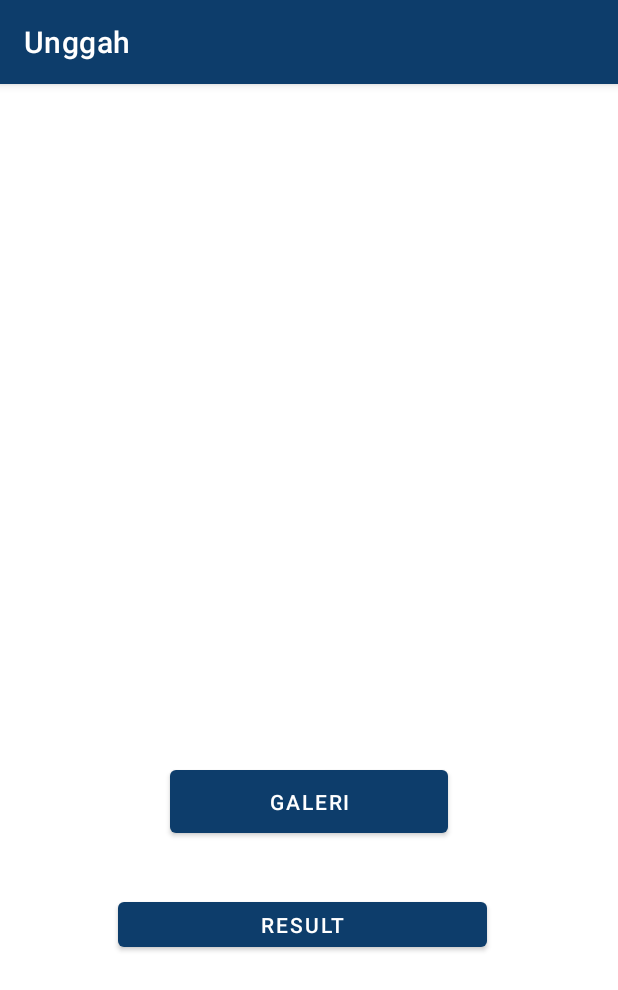
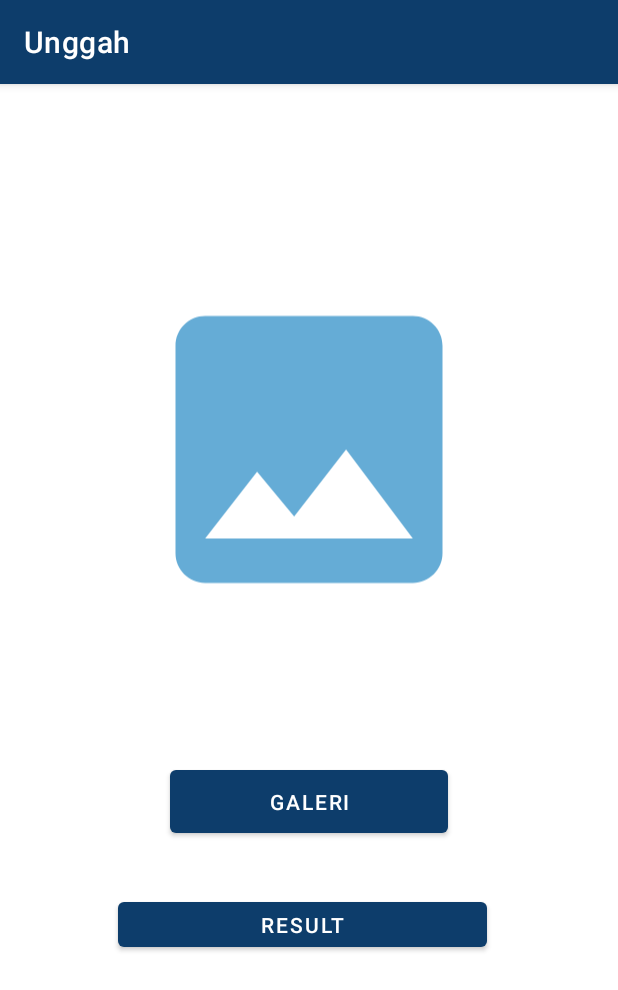
Before and after one commit to ridhoabdi/Capstone-Bangkit, an Android app: the UploadActivity screen opened directly, with no data from a screen before it, on a phone screen of 412 x 824 dp. Shown: the top 990 px of the screen. Run offline under Robolectric (Android 15) with nearby library versions, the phone set to English and light mode, and no system bars; pictures from the network do not load.

Commit message:
new update

```diff
--- a/app/src/main/res/layout/activity_upload.xml
+++ b/app/src/main/res/layout/activity_upload.xml
@@ -14,7 +14,7 @@
         app:layout_constraintEnd_toEndOf="parent"
         app:layout_constraintStart_toStartOf="parent"
         app:layout_constraintTop_toTopOf="parent"
-        tools:srcCompat="@tools:sample/avatars" />
+        app:srcCompat="@drawable/ic_image" />
 
     <Button
         android:id="@+id/btn_Galeri"
```
